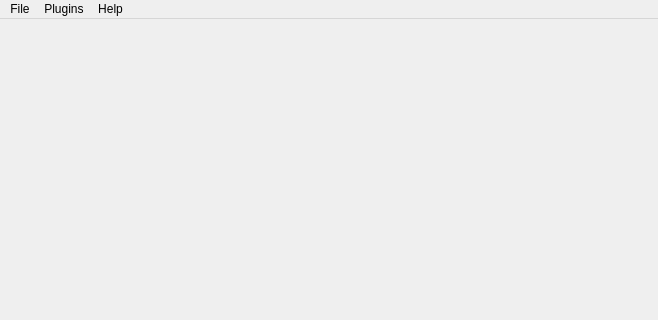
Above: Source/Applications/DREAM3D/UI_Files/DREAM3D_UI.ui from BlueQuartzSoftware/DREAM3D before the change; both pictures show x 0 to 658 and y 0 to 320 of the 658 by 627 pixel window. Below: the same form after it.
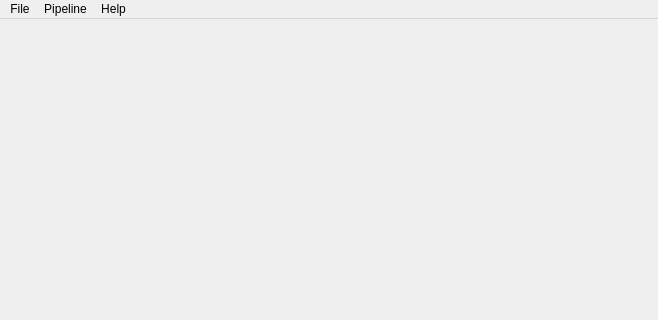
That is the form after the change.

Commit message: Adding a Pipeline menu with a 'clear' menu item which clears any items from the current pipeline area

```diff
--- a/Source/Applications/DREAM3D/UI_Files/DREAM3D_UI.ui
+++ b/Source/Applications/DREAM3D/UI_Files/DREAM3D_UI.ui
@@ -38,7 +38,7 @@
      <x>0</x>
      <y>0</y>
      <width>658</width>
-     <height>22</height>
+     <height>21</height>
     </rect>
    </property>
    <widget class="QMenu" name="menuFile">
@@ -57,9 +57,9 @@
     <addaction name="separator"/>
     <addaction name="actionExit"/>
    </widget>
-   <widget class="QMenu" name="menuPlugins">
+   <widget class="QMenu" name="menuPipeline">
     <property name="title">
-     <string>Plugins</string>
+     <string>Pipeline</string>
     </property>
     <widget class="QMenu" name="menuToolbar_Prefs">
      <property name="title">
@@ -80,7 +80,7 @@
     <addaction name="actionLicense_Information"/>
    </widget>
    <addaction name="menuFile"/>
-   <addaction name="menuPlugins"/>
+   <addaction name="menuPipeline"/>
    <addaction name="menuHelp"/>
   </widget>
   <widget class="QStatusBar" name="statusbar"/>
```
Left out of the diff: 9 changed lines with no effect on the pictures. The commit also changes 4 other files.
